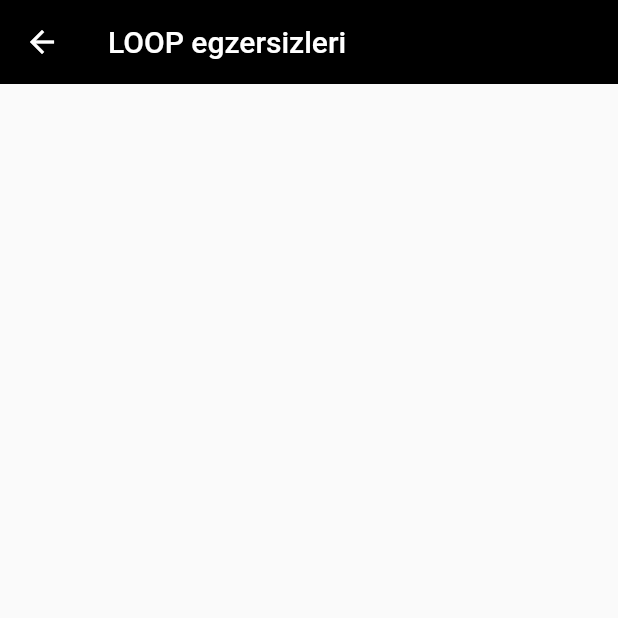
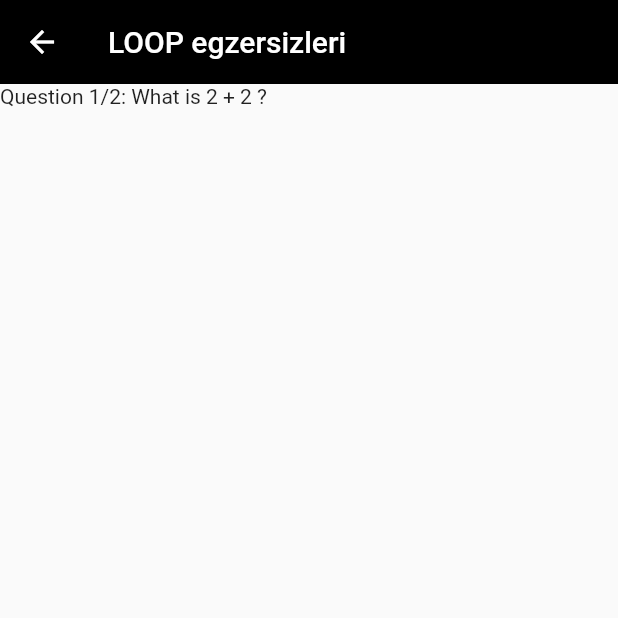
Before and after one commit to kadriyeg/akay_final, a Flutter app: the QuestionsScreen screen opened directly, on a phone screen of 412 x 824 dp, the top half of it. Run offline on Flutter 3.47's test engine with Material 2 defaults, Android fonts, the phone set to English and light mode, and no system bars.

Commit message:
dart html problemi giderildi

```diff
--- a/lib/models/questions_model.dart
+++ b/lib/models/questions_model.dart
@@ -1,6 +1,6 @@
 //creating a question model here
 
-import 'dart:html';
+import 'package:flutter/material.dart';
 
 class Question{
   final String id;
--- a/lib/screens/questions_screen.dart
+++ b/lib/screens/questions_screen.dart
@@ -1,6 +1,7 @@
 import 'package:flutter/material.dart';
 import 'package:flutter_application_1/screens/constants.dart';
 import 'package:flutter_application_1/models/questions_model.dart';
+import '../widgets/question_widget.dart';
 
 class QuestionsScreen extends StatefulWidget {
   const QuestionsScreen({ Key? key }) : super(key: key);
@@ -35,6 +36,17 @@ class _QuestionsScreenState extends State<QuestionsScreen> {
 
 
       ),
+      body: Container(
+        width: double.infinity,
+        child: Column(
+          children: [
+            QuestionWidget(
+              indexAction: index, question: _questions[index].title, totalQuestions: _questions.length,
+
+            ),
+          ],
+        ),
+      ),
     );
   }
 }
```
Also changed, not shown: lib/widgets/question_widget.dart (+7 -2 lines).
